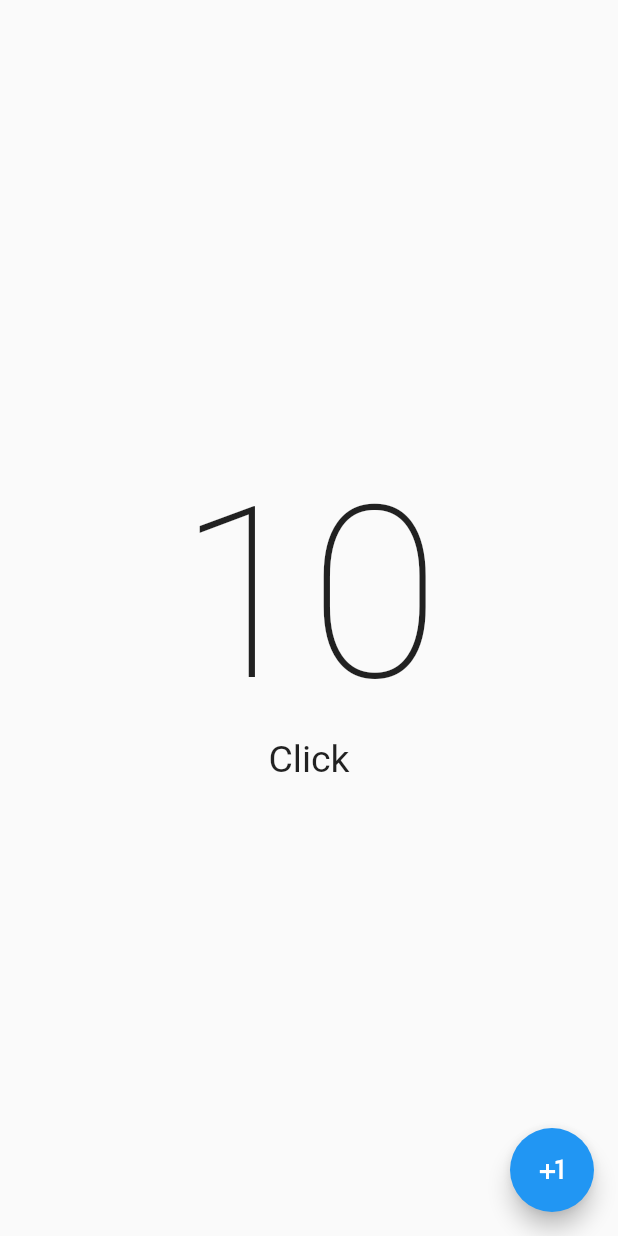
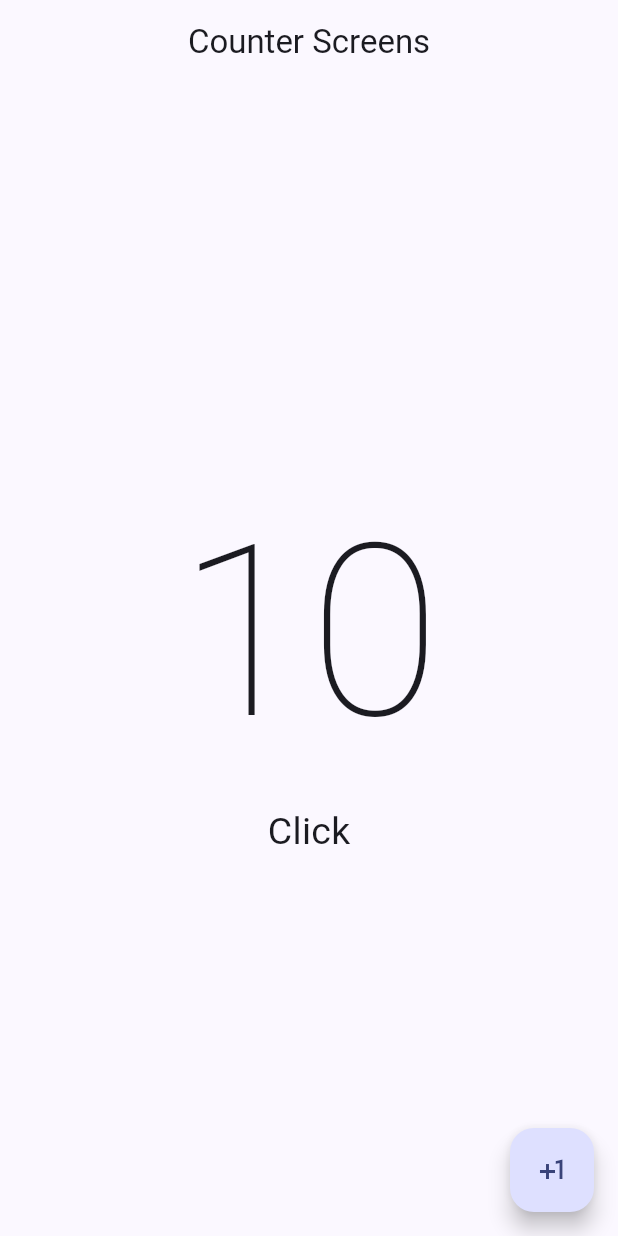
Before and after one commit to ArturoEddin/FlutterFernadoHerrera, a Flutter app: the screen it shows after launch, on a phone screen of 412 x 824 dp. Run offline on Flutter 3.47's test engine with Material 2 defaults, Android fonts, the phone set to English and light mode, and no system bars.

Commit message:
08/08/2023

```diff
--- a/hello_world_app/lib/main.dart
+++ b/hello_world_app/lib/main.dart
@@ -17,9 +17,14 @@ class MyApp extends StatelessWidget {
   const MyApp({super.key});
   @override
   Widget build(BuildContext context) {
-    return const MaterialApp(
+    return  MaterialApp(
       debugShowCheckedModeBanner: false,
-      home: CounterScreens()
+      theme:ThemeData(
+       useMaterial3: true,
+       colorSchemeSeed: Colors.indigo
+
+      ),
+      home: const CounterScreens()
     );
   }
 }
--- a/hello_world_app/lib/presentation/screens/counter/couter_screens.dart
+++ b/hello_world_app/lib/presentation/screens/counter/couter_screens.dart
@@ -6,8 +6,10 @@ import 'package:flutter/material.dart';
   @override
   Widget build(BuildContext context) {
     return  Scaffold(
+        appBar: AppBar(
+          title: const Center(child:  Text("Counter Screens")),
+        ),
         body: Center(
-
         child: Column(
           mainAxisAlignment: MainAxisAlignment.center,
           children:const  [
```
